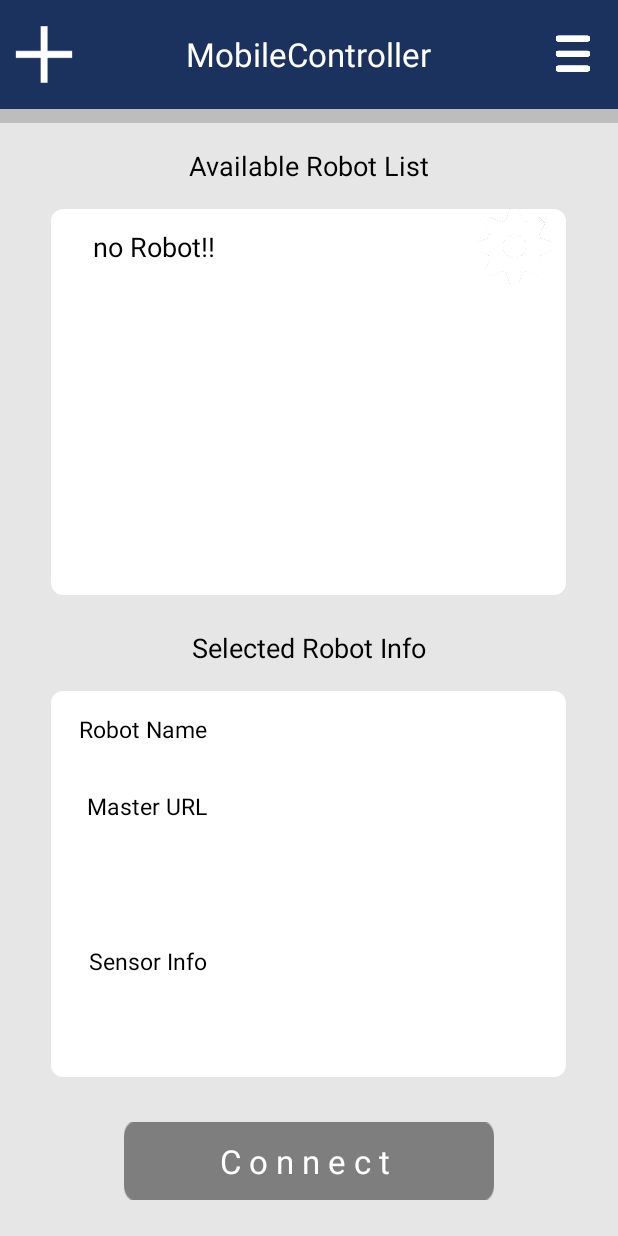
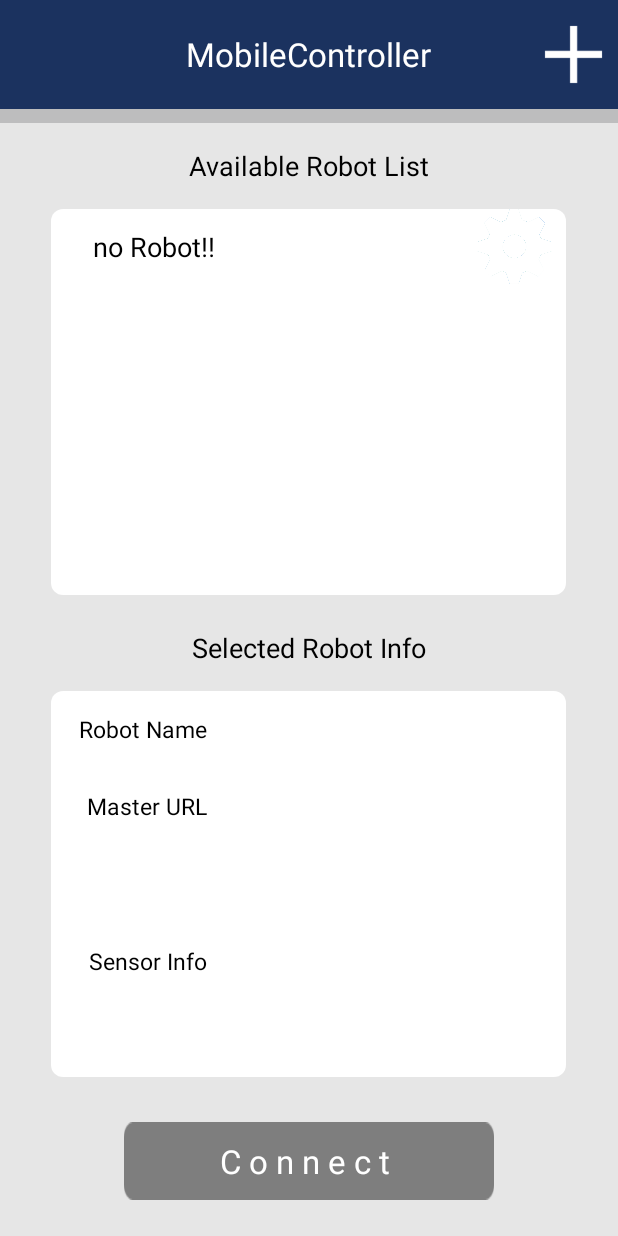
Before and after one commit to DoryeongPark/MobileController, an Android app: the screen it shows after launch (SelectRobot), on a phone screen of 412 x 824 dp. Run offline under Robolectric (Android 15) with nearby library versions, the phone set to English and light mode, and no system bars; libraries missing offline, so code that uses them is left out: org.ros, org.ros.android.

Commit message:
merge after add views n state

```diff
--- a/app/build.gradle
+++ b/app/build.gradle
@@ -3,10 +3,9 @@ apply plugin: 'com.android.application'
 android {
     compileSdkVersion 23
     buildToolsVersion '24.0.0'
-
     defaultConfig {
         applicationId "com.wonikrobotics.mobilecontroller"
-        minSdkVersion 16
+        minSdkVersion 17
         targetSdkVersion 23
         versionCode 1
         versionName "1.0"
@@ -16,6 +15,8 @@ android {
             minifyEnabled false
             proguardFiles getDefaultProguardFile('proguard-android.txt'), 'proguard-rules.pro'
         }
+    }
+    productFlavors {
     }
 }
 
--- a/app/src/main/java/com/wonikrobotics/mobilecontroller/SelectRobot.java
+++ b/app/src/main/java/com/wonikrobotics/mobilecontroller/SelectRobot.java
@@ -39,7 +39,7 @@ public class SelectRobot extends Activity {
             }
         }
     };
-    private ImageView btnOption,addRobot;
+    private ImageView addRobot;
     private View.OnClickListener clickListener = new View.OnClickListener(){
         @Override
         public void onClick(View v) {
@@ -47,10 +47,6 @@ public class SelectRobot extends Activity {
                 case R.id.select_robot_add:
                     Intent addRobotActivity = new Intent(SelectRobot.this,AddRobotDialog.class);
                     startActivityForResult(addRobotActivity,1);
-                    break;
-                case R.id.select_robot_option:
-                    Intent optionActivity = new Intent(SelectRobot.this,UserOptionDialog.class);
-                    startActivityForResult(optionActivity,0);
                     break;
                 case R.id.btnConnect:
                     if(selectedRobotPosition != -1 && robotList.get(selectedRobotPosition).getIdx() != -1) {
@@ -75,12 +71,12 @@ public class SelectRobot extends Activity {
         setContentView(R.layout.selectrobot);
         btnConnect = (TextView) findViewById(R.id.btnConnect);
         availableRobotList = (ListView) findViewById(R.id.availablerobotlist);
-        btnOption = (ImageView) findViewById(R.id.select_robot_option);
+
         addRobot = (ImageView) findViewById(R.id.select_robot_add);
         robotName = (TextView) findViewById(R.id.robot_name);
         robotURL = (TextView) findViewById(R.id.robot_url);
         robotInfo = (TextView) findViewById(R.id.robot_info);
-        btnOption.setOnClickListener(clickListener);
+
         addRobot.setOnClickListener(clickListener);
         availableRobotList.setOnItemClickListener(robotListListener);
         btnConnect.setOnClickListener(clickListener);
--- a/app/src/main/res/layout/selectrobot.xml
+++ b/app/src/main/res/layout/selectrobot.xml
@@ -2,46 +2,43 @@
 <LinearLayout xmlns:android="http://schemas.android.com/apk/res/android"
     android:layout_width="match_parent"
     android:layout_height="match_parent"
-    android:weightSum="10"
+    android:background="#e6e6e6"
     android:orientation="vertical"
-    android:background="#e6e6e6">
+    android:weightSum="10">
     <LinearLayout
         android:layout_width="match_parent"
         android:layout_height="0px"
         android:layout_weight="1"
+        android:background="#bdbdbe"
         android:orientation="vertical"
-        android:weightSum="4.5"
-        android:background="#bdbdbe">
+        android:weightSum="4.5">
         <LinearLayout
             android:layout_width="match_parent"
             android:layout_height="0px"
             android:layout_weight="4"
+            android:background="#1b325f"
             android:orientation="horizontal"
-            android:weightSum="7"
-            android:background="#1b325f">
+            android:weightSum="7">
+
+            <View
+                android:layout_width="0px"
+                android:layout_height="match_parent"
+                android:layout_weight="1" />
+            <TextView
+                android:layout_width="0px"
+                android:layout_height="match_parent"
+                android:layout_weight="5"
+                android:gravity="center"
+                android:text="@string/app_name"
+                android:textColor="#ffffff"
+                android:textSize="10pt" />
             <ImageView
                 android:id="@+id/select_robot_add"
                 android:layout_width="0px"
                 android:layout_height="match_parent"
                 android:layout_weight="1"
-                android:src="@drawable/add"
-                android:scaleType="fitCenter"/>
-            <TextView
-                android:layout_width="0px"
-                android:layout_height="match_parent"
-                android:layout_weight="5"
-                android:textColor="#ffffff"
-                android:gravity="center"
-                android:textSize="10pt"
-                android:text="@string/app_name"/>
-            <ImageView
-                android:id="@+id/select_robot_option"
-                android:layout_width="0px"
-                android:layout_height="match_parent"
-                android:layout_weight="1"
-                android:padding="10dp"
-                android:scaleType="centerInside"
-                android:src="@drawable/menu"/>
+                android:scaleType="fitCenter"
+                android:src="@drawable/add" />
         </LinearLayout>
 
     </LinearLayout>
@@ -49,31 +46,31 @@
         android:layout_width="match_parent"
         android:layout_height="0px"
         android:layout_weight="3.9"
-        android:weightSum="5"
-        android:orientation="vertical">
+        android:orientation="vertical"
+        android:weightSum="5">
         <TextView
             android:layout_width="match_parent"
             android:layout_height="0px"
             android:layout_weight="0.9"
             android:gravity="center"
+            android:text="Available Robot List"
             android:textColor="#000000"
-            android:textSize="8pt"
-            android:text="Available Robot List"/>
+            android:textSize="8pt" />
         <LinearLayout
             android:layout_width="match_parent"
             android:layout_height="0px"
             android:layout_weight="4"
-            android:weightSum="6"
             android:gravity="center_horizontal"
-            android:orientation="horizontal">
+            android:orientation="horizontal"
+            android:weightSum="6">
             <ListView
                 android:id="@+id/availablerobotlist"
                 android:layout_width="0px"
                 android:layout_height="match_parent"
                 android:layout_weight="5"
+                android:background="@drawable/roundshape"
+                android:divider="#00ffffff"
                 android:dividerHeight="10dp"
-                android:divider="#00ffffff"
-                android:background="@drawable/roundshape"
                 android:listSelector="@drawable/robotlistselector">
 
             </ListView>
@@ -83,23 +80,23 @@
         android:layout_width="match_parent"
         android:layout_height="0px"
         android:layout_weight="3.9"
-        android:weightSum="5"
-        android:orientation="vertical">
+        android:orientation="vertical"
+        android:weightSum="5">
         <TextView
             android:layout_width="match_parent"
             android:layout_height="0px"
             android:layout_weight="0.9"
             android:gravity="center"
+            android:text="Selected Robot Info"
             android:textColor="#000000"
-            android:textSize="8pt"
-            android:text="Selected Robot Info"/>
+            android:textSize="8pt" />
         <LinearLayout
             android:layout_width="match_parent"
             android:layout_height="0px"
             android:layout_weight="4"
-            android:weightSum="6"
             android:gravity="center_horizontal"
-            android:orientation="horizontal">
+            android:orientation="horizontal"
+            android:weightSum="6">
             <LinearLayout
                 android:layout_width="0px"
                 android:layout_height="match_parent"
@@ -116,9 +113,9 @@
                         android:layout_height="match_parent"
                         android:layout_weight="1"
                         android:gravity="center_vertical|right"
+                        android:text="Robot Name"
                         android:textColor="#000000"
-                        android:textSize="7pt"
-                        android:text="Robot Name"/>
+                        android:textSize="7pt" />
                     <View
                         android:layout_width="0px"
                         android:layout_height="match_parent"
@@ -142,9 +139,9 @@
                         android:layout_height="match_parent"
                         android:layout_weight="1"
                         android:gravity="center_vertical|right"
+                        android:text="Master URL"
                         android:textColor="#000000"
-                        android:textSize="7pt"
-                        android:text="Master URL"/>
+                        android:textSize="7pt" />
                     <View
                         android:layout_width="0px"
                         android:layout_height="match_parent"
@@ -168,9 +165,9 @@
                         android:layout_height="match_parent"
                         android:layout_weight="1"
                         android:gravity="center_vertical|right"
+                        android:text="Sensor Info"
                         android:textColor="#000000"
-                        android:textSize="7pt"
-                        android:text="Sensor Info"/>
+                        android:textSize="7pt" />
                     <View
                         android:layout_width="0px"
                         android:layout_height="match_parent"
@@ -197,21 +194,21 @@
         android:layout_width="match_parent"
         android:layout_height="0px"
         android:layout_weight="0.8"
-        android:weightSum="10"
         android:gravity="center"
         android:orientation="horizontal"
         android:paddingBottom="5dp"
-        android:paddingTop="5dp">
+        android:paddingTop="5dp"
+        android:weightSum="10">
         <TextView
             android:id="@+id/btnConnect"
             android:layout_width="0px"
             android:layout_height="wrap_content"
             android:layout_weight="6"
+            android:background="@drawable/btnbackground"
+            android:gravity="center"
+            android:text="C o n n e c t "
             android:textColor="#ffffff"
-            android:textSize="10pt"
-            android:text="C o n n e c t "
-            android:gravity="center"
-            android:background="@drawable/btnbackground"/>
+            android:textSize="10pt" />
 
     </LinearLayout>
 </LinearLayout>
```
Also changed, not shown: app/src/main/java/com/wonikrobotics/mobilecontroller/RobotController.java (+124 -54 lines), app/src/main/java/com/wonikrobotics/ros/CustomRosActivity.java (+8 -1 lines), app/src/main/java/com/wonikrobotics/views/LaserSensorView.java (renamed from app/src/main/java/com/wonikrobotics/views/LSensorView.java, +8 -7 lines), app/src/main/java/com/wonikrobotics/views/PageViewAdapter.java (deleted, +0 -46 lines), app/src/main/java/com/wonikrobotics/views/SonarSensorView.java (renamed from app/src/main/java/com/wonikrobotics/views/SSensorView.java, +8 -5 lines), app/src/main/res/layout/robotcontroller_horizontal.xml (+32 -23 lines), app/src/main/res/layout/robotcontroller_vertical.xml (+33 -24 lines), app/src/main/res/drawable/batterysample.png (deleted), app/src/main/res/drawable/connected.png (added), app/src/main/res/drawable/connecting.png (added), app/src/main/res/drawable/disconnected.png (added), app/src/main/res/drawable/disconnecting.png (added).
